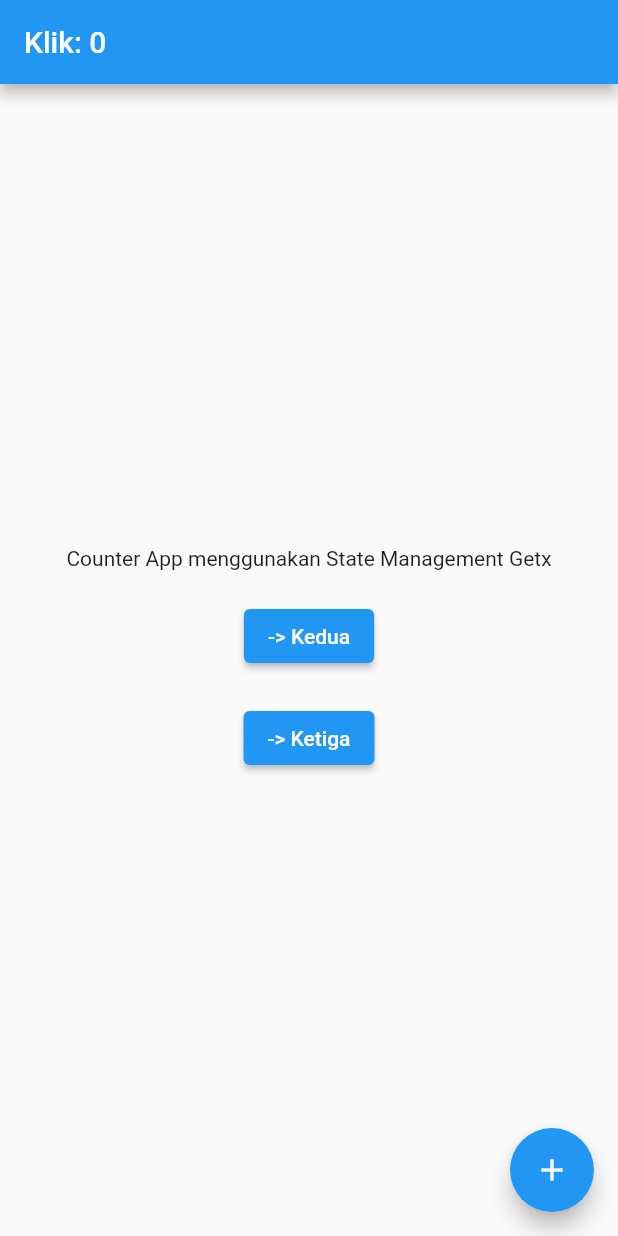
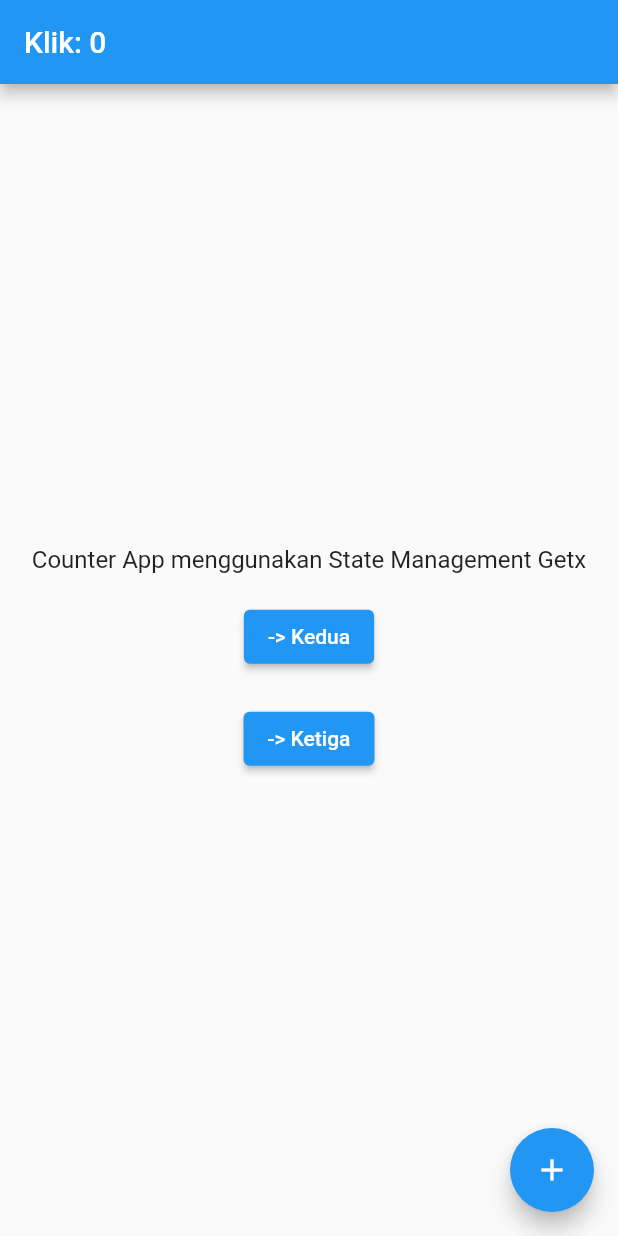
Before and after one commit to tribber93/tugas_flutter, a Flutter app: the screen it shows after launch, on a phone screen of 412 x 824 dp. Run offline on Flutter 3.47's test engine with Material 2 defaults, Android fonts, the light colour scheme and no system bars; our stand-ins replace get.

Commit message:
Counter App menggunakan State Management Getx

```diff
--- a/lib/state_getx.dart
+++ b/lib/state_getx.dart
@@ -1,3 +1,5 @@
+import 'dart:ui';
+
 import 'package:flutter/material.dart';
 import 'package:get/get.dart';
 
@@ -23,12 +25,18 @@ class Home extends StatelessWidget {
         appBar: AppBar(title: Obx(() => Text("Klik: ${c.count}"))),
 
         // Replace the 8 lines Navigator.push by a simple Get.to(). You don't need context
-        body: Center(
+        body: Container(
+          margin: EdgeInsets.all(15.0),
+          child: Center(
             child: Column(
               mainAxisAlignment: MainAxisAlignment.center,
               children: [
-              const Text('Counter App menggunakan State Management Getx'),
-              const SizedBox(height: 20),
+                const Text(
+                  'Counter App menggunakan State Management Getx',
+                  textAlign: TextAlign.center,
+                  style: TextStyle(fontSize: 16),
+                ),
+                const SizedBox(height: 18),
                 ElevatedButton(
                     child: const Text("-> Kedua"),
                     onPressed: () => Get.to(Kedua())),
@@ -37,6 +45,7 @@ class Home extends StatelessWidget {
                     child: const Text("-> Ketiga"),
                     onPressed: () => Get.to(Ketiga())),
               ],
+            ),
           ),
         ),
         floatingActionButton: FloatingActionButton(
```
Lines whose indentation alone changed are shown as unchanged.
